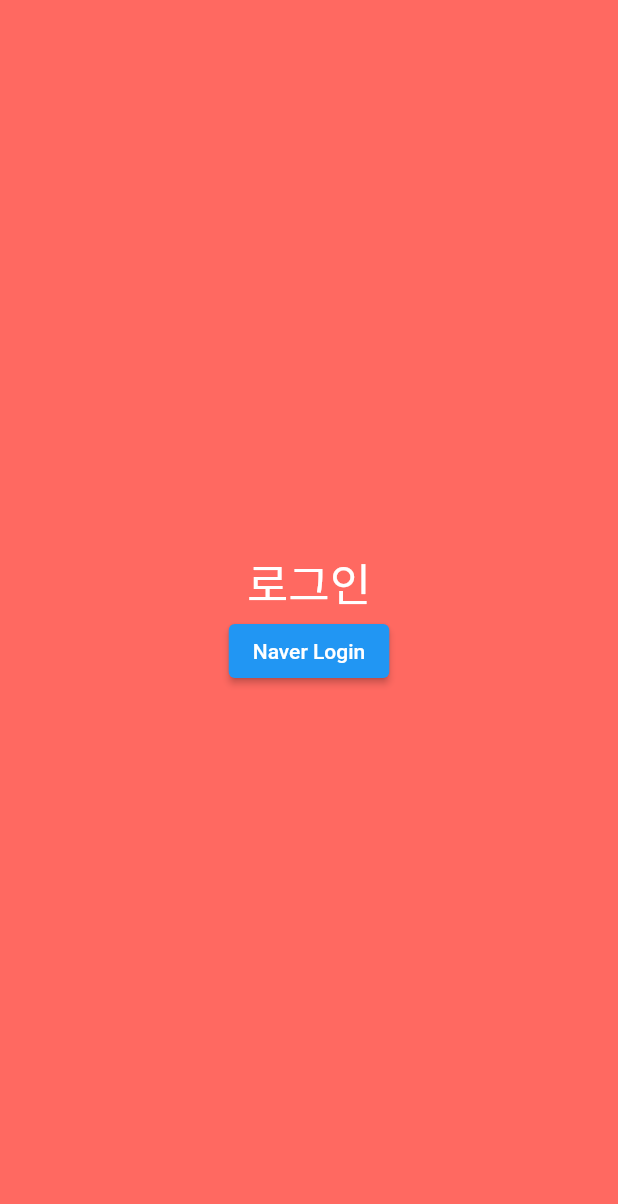
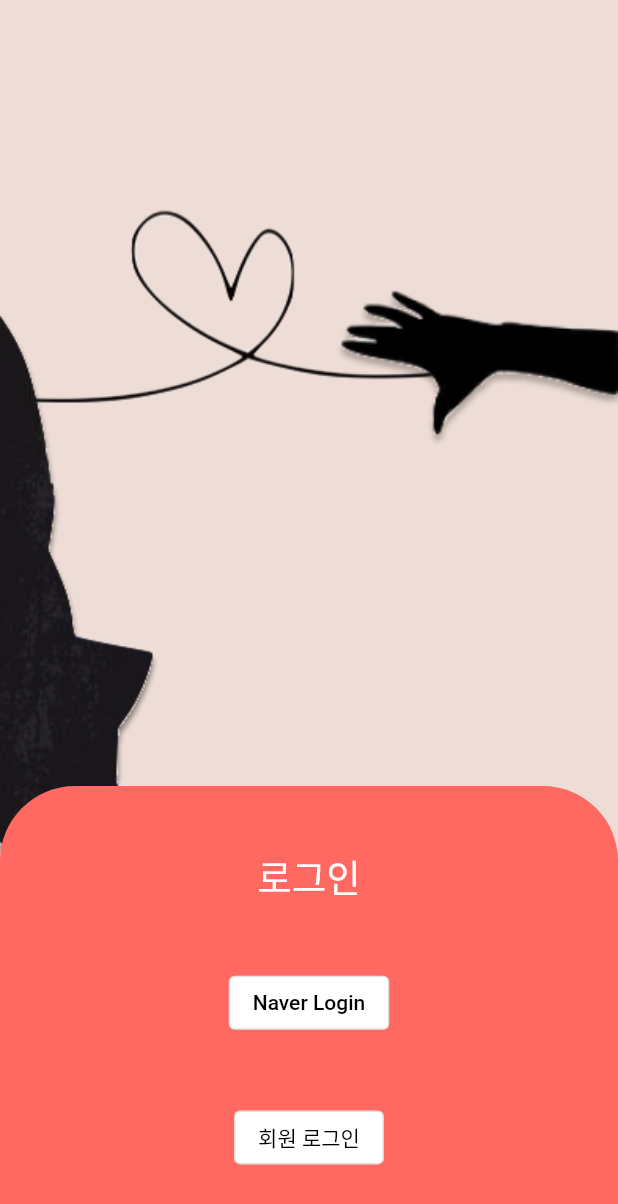
Before and after one commit to qoridhc/CatchMe, a Flutter app: the screen it shows after launch, on a phone screen of 412 x 824 dp. Shown: the top 1204 px of the screen. Run offline on Flutter 3.47's test engine with Material 2 defaults, Android fonts, the phone set to English and light mode, and no system bars; missing offline and left inert: flutter_naver_login.

Commit message:
화면 ui 바꿈

```diff
--- a/lib/screen/login_screen.dart
+++ b/lib/screen/login_screen.dart
@@ -65,24 +65,84 @@ class _LoginScreenState extends State<LoginScreen> {
 
   @override
   Widget build(BuildContext context) {
+    //화면 제작
+
     return Scaffold(
-      backgroundColor: Color(0xffFF6961),
+      backgroundColor: Color(0xffEEDDD6),
       body: SafeArea(
+
+        child: Stack(
+          children: [
+            Container(
+              decoration: BoxDecoration(
+                  image: DecorationImage(
+                fit: BoxFit.contain,
+                image: AssetImage('asset/img/login_back.png'),
+              )),
+            ),
+            Container(
+              child: Column(
+                mainAxisAlignment: MainAxisAlignment.end,
+                children: [
+                  Container(
+                    height: 300.0,
+                    width: MediaQuery.of(context).size.width,
+                    decoration: BoxDecoration(
+                      borderRadius: BorderRadius.only(
+                        topLeft: Radius.circular(50),
+                        topRight: Radius.circular(50),
+                      ),
+                      color: Color(0xffFF6961),
+                    ),
+
                     child: Container(
-          width: MediaQuery.of(context).size.width,
+
                       child: Column(
-            mainAxisAlignment: MainAxisAlignment.center,
+
+                        mainAxisAlignment: MainAxisAlignment.spaceEvenly,
+
                         children: [
                           Text(
-                '로그인',
-                style: TextStyle(color: Colors.white, fontSize: 30.0),
+
+                            "로그인",
+                            style: TextStyle(
+                              color: Colors.white,
+                              fontSize: 25.0,
                             ),
-              ElevatedButton(
+
+                          ),
+                          OutlinedButton(
                             onPressed: buttonLoginPressed,
-                child: Text("Naver Login"),
+                            child: Text(
+                              "Naver Login",
+                              style: TextStyle(
+                                color: Colors.black,
+                              ),
+                            ),
+                            style: ButtonStyle(
+                              backgroundColor: MaterialStateProperty.all(Colors.white),
+                            ),
+                          ),
+                          OutlinedButton(
+                            onPressed: buttonLoginPressed,
+                            child: Text(
+                              "회원 로그인",
+                              style: TextStyle(
+                                color: Colors.black,
+                              ),
+                            ),
+                            style: ButtonStyle(
+                              backgroundColor: MaterialStateProperty.all(Colors.white),
+                            ),
                           ),
                         ],
                       ),
+                    ),
+                  )
+                ],
+              ),
+            )
+          ],
         ),
       ),
     );
```
Also changed, not shown: asset/img/login_back.png (added). Lines whose indentation alone changed are shown as unchanged.
